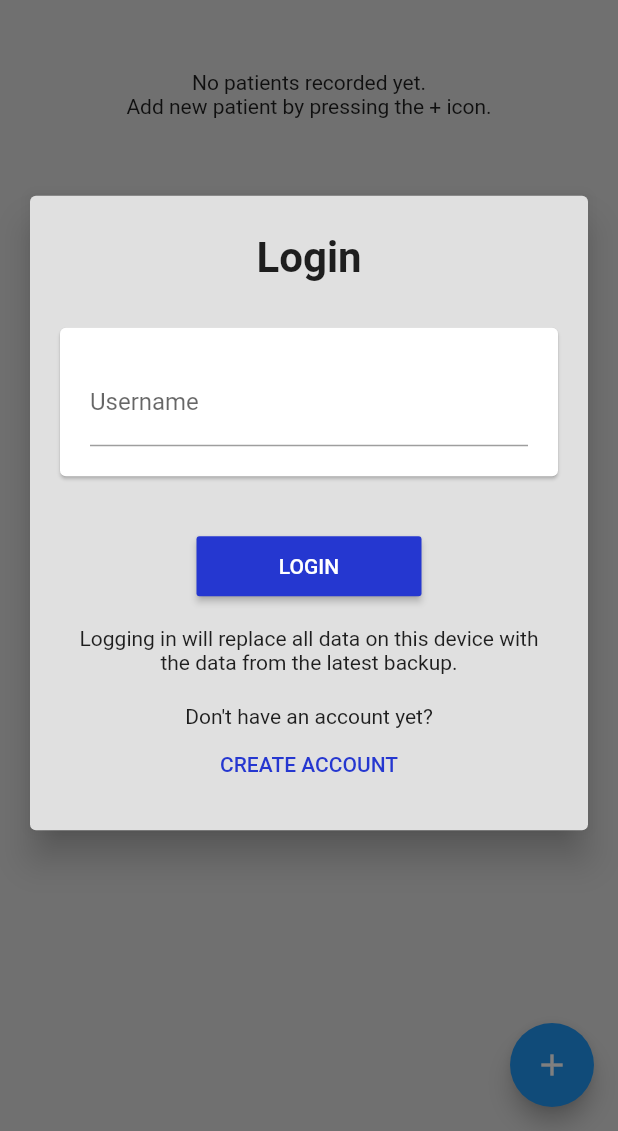
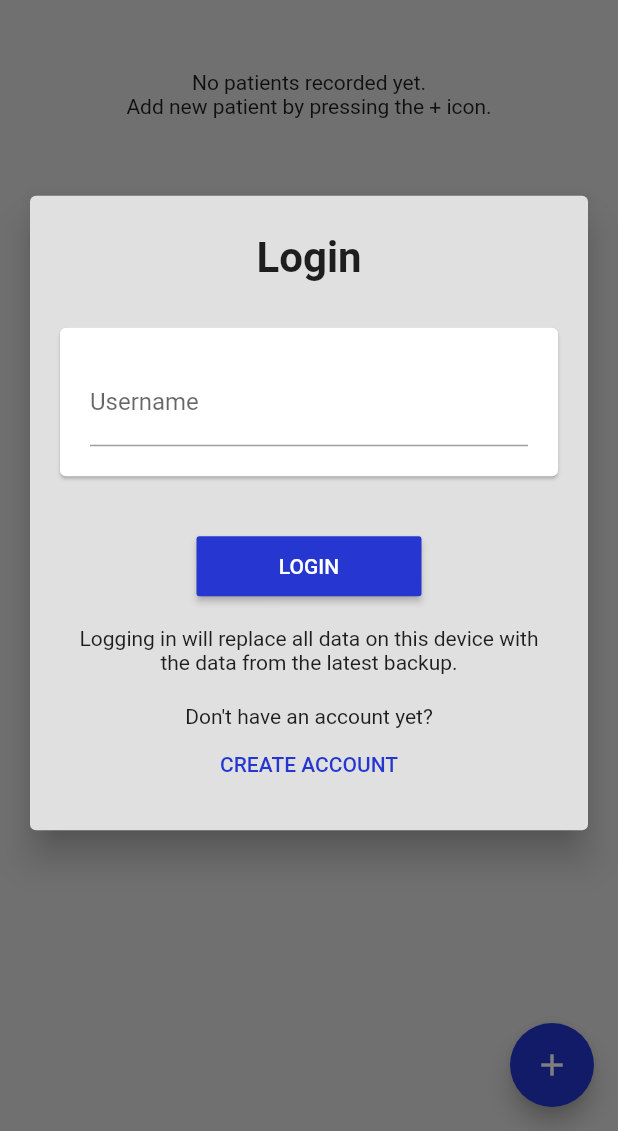
Before and after one commit to chrisly-bear/PEBRApp, a Flutter app: the screen it shows after launch, on a phone screen of 412 x 824 dp, the part 105-1236 px from its top. Run offline on Flutter 3.47's test engine with Material 2 defaults, Android fonts, the phone set to English and light mode, and no system bars; our stand-ins replace flushbar, shared_preferences, sqflite; missing offline and left inert: spreadsheet_decoder; accounts and stored records are empty.

Commit message:
Use same custom blue color for floating action button on main screen (add patient button).

```diff
--- a/lib/screens/MainScreen.dart
+++ b/lib/screens/MainScreen.dart
@@ -208,6 +208,7 @@ class _MainScreenState extends State<MainScreen> with WidgetsBindingObserver, Ti
           key: Key('addPatient'), // key can be used to find the button in integration testing
           onPressed: _pushNewPatientScreen,
           child: Icon(Icons.add),
+          backgroundColor: FLOATING_ACTION_BUTTON,
         ),
         body: TransparentHeaderPage(
           title: 'Patients',
--- a/lib/utils/AppColors.dart
+++ b/lib/utils/AppColors.dart
@@ -4,8 +4,10 @@ import 'package:flutter/material.dart';
 const Color BACKGROUND_COLOR = Color.fromARGB(255, 224, 224, 224);
 
 // buttons
-const Color FLAT_BUTTON = Color.fromRGBO(37, 55, 208, 1.0);
-const Color RAISED_BUTTON = Color.fromRGBO(37, 55, 208, 1.0);
+const Color _CUSTOM_BLUE = Color.fromRGBO(37, 55, 208, 1.0);
+const Color FLAT_BUTTON = _CUSTOM_BLUE;
+const Color RAISED_BUTTON = _CUSTOM_BLUE;
+const Color FLOATING_ACTION_BUTTON = _CUSTOM_BLUE;
 const Color RAISED_BUTTON_TEXT = Colors.white;
 const Color BUTTON_INACTIVE = Colors.grey;
 
```
